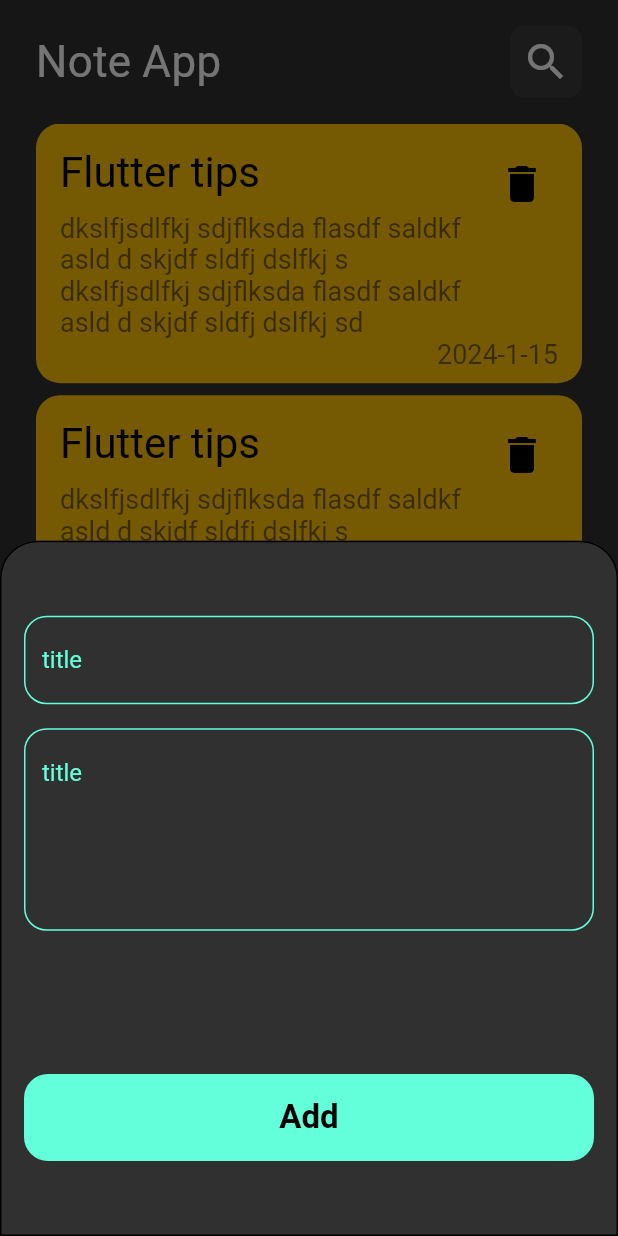
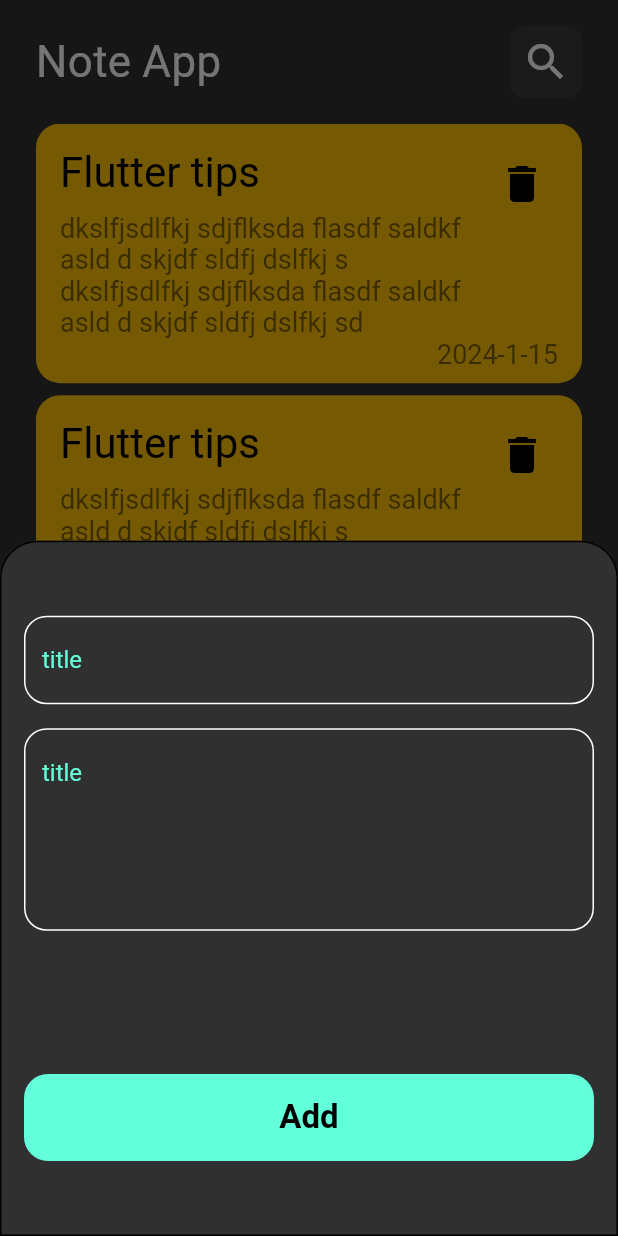
Before and after one commit to osamaahmedalsharabi/first_note_app, a Flutter app: the screen it shows after launch, after a tap on the "add" icon, on a phone screen of 412 x 824 dp. Run offline on Flutter 3.47's test engine with Material 3 defaults, Android fonts, the phone set to English and light mode, and no system bars.

Commit message:
make the one border for the two text field

```diff
--- a/lib/views/widgets/custom_text_field_widget.dart
+++ b/lib/views/widgets/custom_text_field_widget.dart
@@ -21,26 +21,21 @@
           hintStyle: const TextStyle(
             color: Color(0xff63FFDA),
           ),
-          enabledBorder: const OutlineInputBorder(
-            borderRadius: BorderRadius.all(
-              Radius.circular(15),
-            ),
-            borderSide: BorderSide(
-              color: Color(0xff63FFDA),
-              style: BorderStyle.solid,
-            ),
-          ),
-          focusedBorder: const OutlineInputBorder(
-            borderRadius: BorderRadius.all(
-              Radius.circular(15),
-            ),
-            borderSide: BorderSide(
-              color: Color(0xff63FFDA),
-              style: BorderStyle.solid,
-            ),
-          ),
+          enabledBorder: buildBorder(),
+          focusedBorder: buildBorder(),
         ),
       ),
     );
   }
+  OutlineInputBorder buildBorder() {
+    return const OutlineInputBorder(
+      borderRadius: BorderRadius.all(
+        Radius.circular(15),
+      ),
+      borderSide: BorderSide(
+        color: Colors.white,
+        style: BorderStyle.solid,
+      ),
+    );
+  }
 }
```
